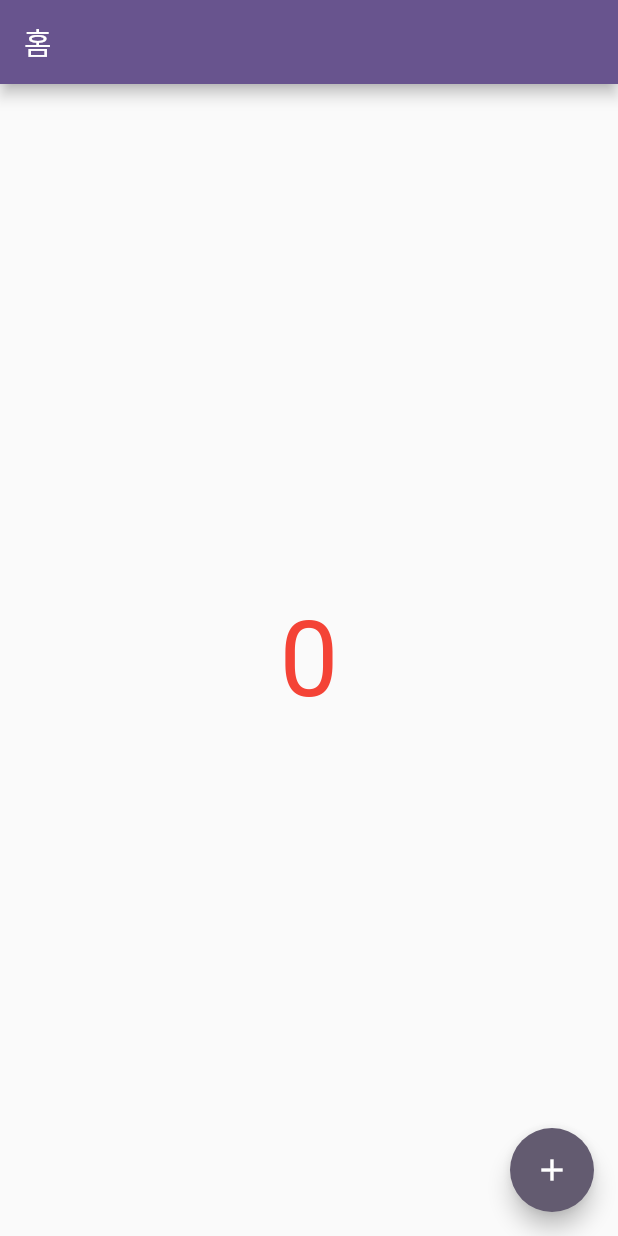
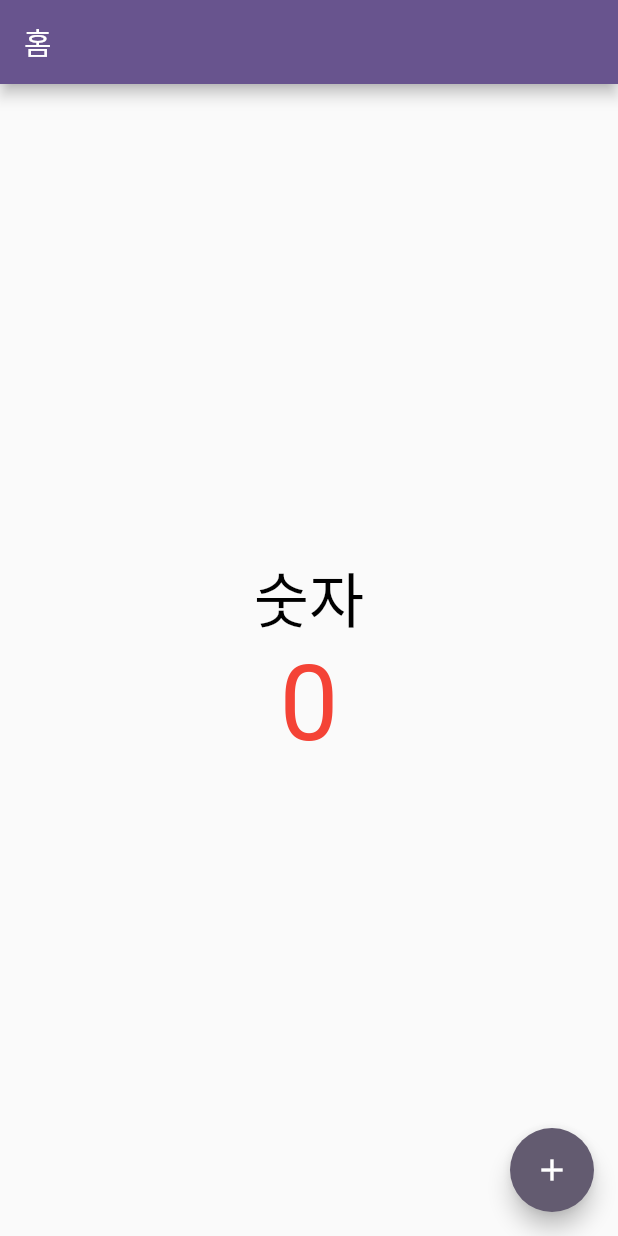
Before and after one commit to jungho1016/flutter_beginner, a Flutter app: the screen it shows after launch, on a phone screen of 412 x 824 dp. Run offline on Flutter 3.47's test engine with Material 2 defaults, Android fonts, the phone set to English and light mode, and no system bars.

Commit message:
019. Column, Row, mainAxisAlignment 로 중앙 정렬하기

```diff
--- a/lib/main.dart
+++ b/lib/main.dart
@@ -37,12 +37,24 @@ class _MyHomePageState extends State<MyHomePage> {
         title: Text('홈'),
       ),
       body: Center(
-        child: Text(
-          '$count',
-          style: TextStyle(
-            color: Colors.red,
-            fontSize: 70,
-          ),
+        child: Column(
+          mainAxisAlignment: MainAxisAlignment.center,
+          children: [
+            Text(
+              '숫자',
+              style: TextStyle(
+                color: Colors.black,
+                fontSize: 40,
+              ),
+            ),
+            Text(
+              '$count',
+              style: TextStyle(
+                color: Colors.red,
+                fontSize: 70,
+              ),
+            ),
+          ],
         ),
       ),
       floatingActionButton: FloatingActionButton(
```
